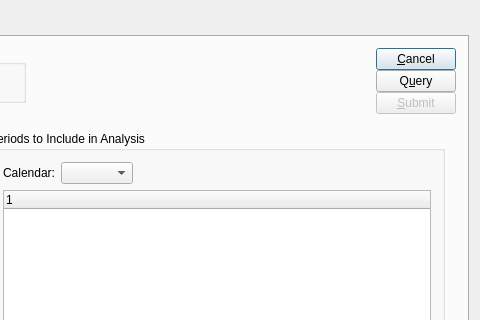
Qt form guiclient/updateReorderLevels.ui (Pegasus-RPG/xtuple-client) before a commit; both pictures show x 320 to 800 and y 0 to 320 of the 800 by 600 pixel window.
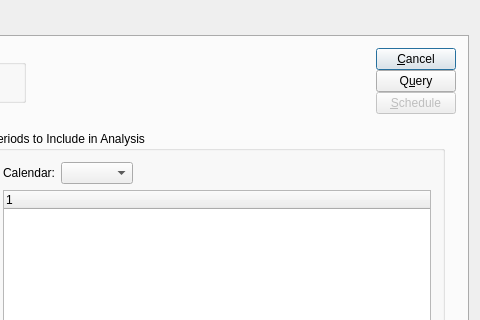
The same form after that commit. Custom widgets are drawn as their Qt base class.

What changed in the file:
```diff
--- a/guiclient/updateReorderLevels.ui
+++ b/guiclient/updateReorderLevels.ui
@@ -111,7 +111,7 @@
                 <bool>false</bool>
                </property>
                <property name="text">
-                <string>&amp;Submit</string>
+                <string>&amp;Schedule</string>
                </property>
               </widget>
              </item>
```
